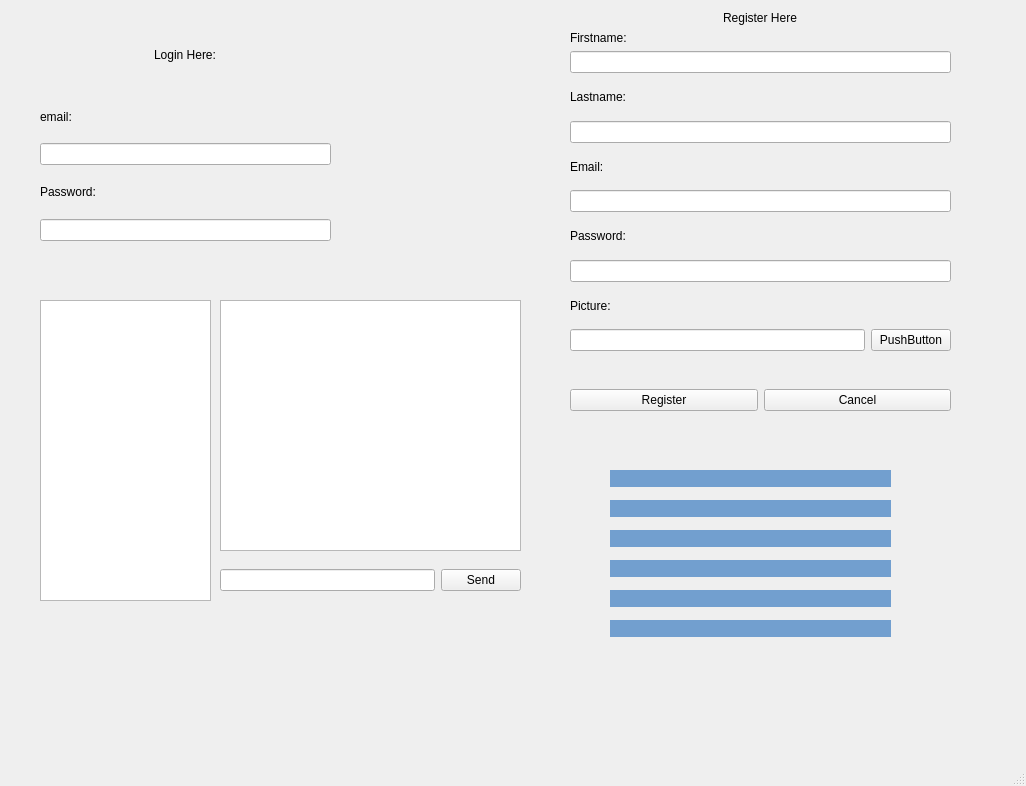
Above: chat_client_interface/chat_application.ui from Oluwasku/ASE_Chat_Application before the change. Below: the same form after it.
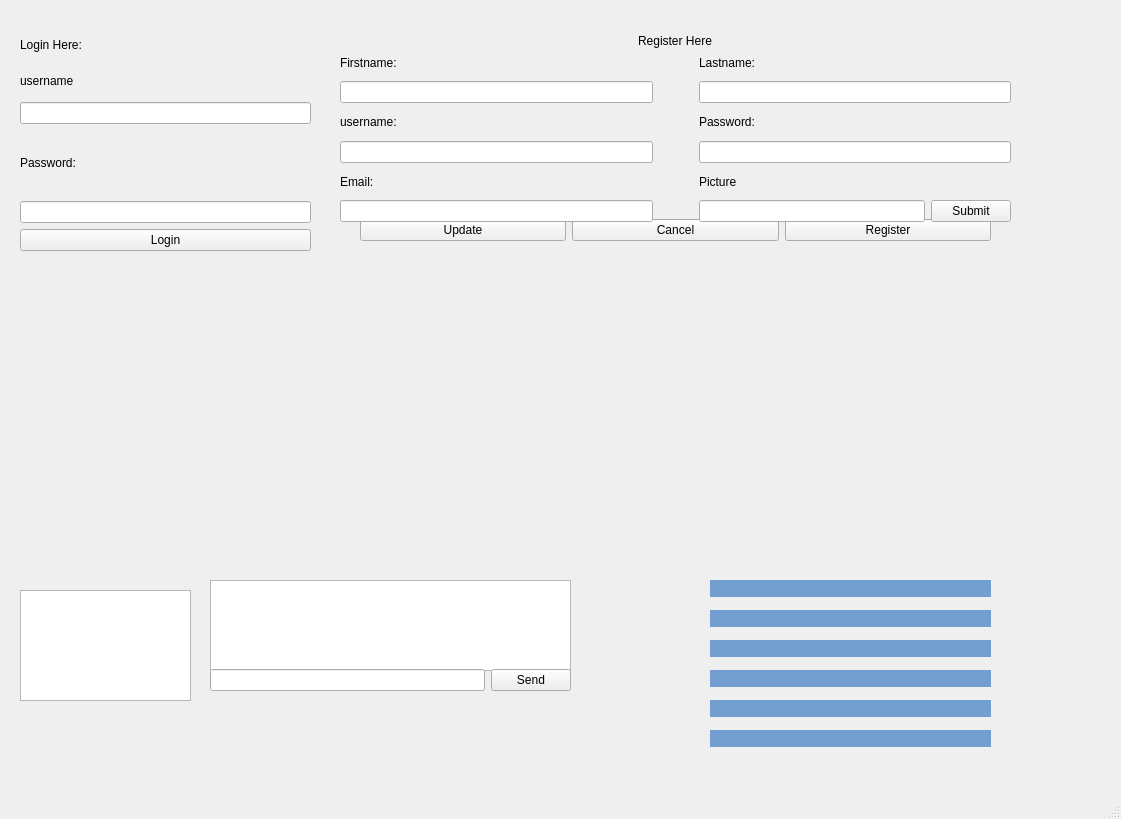
That is the form after the change.

Patch:
```diff
--- a/chat_client_interface/chat_application.ui
+++ b/chat_client_interface/chat_application.ui
@@ -6,136 +6,28 @@
    <rect>
     <x>0</x>
     <y>0</y>
-    <width>1026</width>
-    <height>786</height>
+    <width>1121</width>
+    <height>819</height>
    </rect>
   </property>
   <property name="windowTitle">
    <string>chat_application</string>
   </property>
   <widget class="QWidget" name="centralwidget">
-   <widget class="QWidget" name="verticalLayoutWidget_7">
-    <property name="geometry">
-     <rect>
-      <x>570</x>
-      <y>10</y>
-      <width>381</width>
-      <height>341</height>
-     </rect>
-    </property>
-    <layout class="QVBoxLayout" name="verticalLayout_7">
-     <item>
-      <layout class="QVBoxLayout" name="verticalLayout_2">
-       <item>
-        <layout class="QVBoxLayout" name="verticalLayout_8">
-         <item alignment="Qt::AlignHCenter">
-          <widget class="QLabel" name="label_6">
-           <property name="text">
-            <string>Register Here</string>
-           </property>
-          </widget>
-         </item>
-        </layout>
-       </item>
-       <item>
-        <widget class="QLabel" name="label">
-         <property name="text">
-          <string>Firstname:</string>
-         </property>
-        </widget>
-       </item>
-       <item>
-        <widget class="QLineEdit" name="lineEdit"/>
-       </item>
-      </layout>
-     </item>
-     <item>
-      <layout class="QVBoxLayout" name="verticalLayout">
-       <item>
-        <widget class="QLabel" name="label_2">
-         <property name="text">
-          <string>Lastname:</string>
-         </property>
-        </widget>
-       </item>
-       <item>
-        <widget class="QLineEdit" name="lineEdit_2"/>
-       </item>
-      </layout>
-     </item>
-     <item>
-      <layout class="QVBoxLayout" name="verticalLayout_3">
-       <item>
-        <layout class="QVBoxLayout" name="verticalLayout_5">
-         <item>
-          <widget class="QLabel" name="label_3">
-           <property name="text">
-            <string>Email:</string>
-           </property>
-          </widget>
-         </item>
-         <item>
-          <widget class="QLineEdit" name="lineEdit_3"/>
-         </item>
-        </layout>
-       </item>
-      </layout>
-     </item>
-     <item>
-      <layout class="QVBoxLayout" name="verticalLayout_4">
-       <item>
-        <widget class="QLabel" name="label_4">
-         <property name="text">
-          <string>Password:</string>
-         </property>
-        </widget>
-       </item>
-       <item>
-        <widget class="QLineEdit" name="lineEdit_4"/>
-       </item>
-      </layout>
-     </item>
-     <item>
-      <layout class="QVBoxLayout" name="verticalLayout_6">
-       <item>
-        <widget class="QLabel" name="label_5">
-         <property name="text">
-          <string>Picture:</string>
-         </property>
-        </widget>
-       </item>
-       <item>
-        <layout class="QHBoxLayout" name="horizontalLayout">
-         <item>
-          <widget class="QLineEdit" name="lineEdit_5"/>
-         </item>
-         <item>
-          <widget class="QPushButton" name="pushButton">
-           <property name="text">
-            <string>PushButton</string>
-           </property>
-          </widget>
-         </item>
-        </layout>
-       </item>
-      </layout>
-     </item>
-    </layout>
-   </widget>
    <widget class="QWidget" name="horizontalLayoutWidget_2">
     <property name="geometry">
      <rect>
-      <x>570</x>
-      <y>360</y>
-      <width>381</width>
-      <height>80</height>
+      <x>360</x>
+      <y>210</y>
+      <width>631</width>
+      <height>41</height>
      </rect>
     </property>
     <layout class="QHBoxLayout" name="horizontalLayout_2">
      <item>
-      <widget class="QPushButton" name="pushButton_3">
+      <widget class="QPushButton" name="pushButton_update">
        <property name="text">
-        <string>Register</string>
+        <string>Update</string>
        </property>
       </widget>
      </item>
@@ -146,13 +38,20 @@
        </property>
       </widget>
      </item>
+     <item>
+      <widget class="QPushButton" name="pushButton_register">
+       <property name="text">
+        <string>Register</string>
+       </property>
+      </widget>
+     </item>
     </layout>
    </widget>
    <widget class="QLabel" name="label_10">
     <property name="geometry">
      <rect>
-      <x>610</x>
-      <y>470</y>
+      <x>710</x>
+      <y>580</y>
       <width>281</width>
       <height>17</height>
      </rect>
@@ -167,8 +66,8 @@
    <widget class="QLabel" name="label_11">
     <property name="geometry">
      <rect>
-      <x>610</x>
-      <y>500</y>
+      <x>710</x>
+      <y>610</y>
       <width>281</width>
       <height>17</height>
      </rect>
@@ -183,8 +82,8 @@
    <widget class="QLabel" name="label_12">
     <property name="geometry">
      <rect>
-      <x>610</x>
-      <y>530</y>
+      <x>710</x>
+      <y>640</y>
       <width>281</width>
       <height>17</height>
      </rect>
@@ -199,8 +98,8 @@
    <widget class="QLabel" name="label_13">
     <property name="geometry">
      <rect>
-      <x>610</x>
-      <y>560</y>
+      <x>710</x>
+      <y>670</y>
       <width>281</width>
       <height>17</height>
      </rect>
@@ -215,8 +114,8 @@
    <widget class="QLabel" name="label_14">
     <property name="geometry">
      <rect>
-      <x>610</x>
-      <y>590</y>
+      <x>710</x>
+      <y>700</y>
       <width>281</width>
       <height>17</height>
      </rect>
@@ -231,8 +130,8 @@
    <widget class="QLabel" name="label_15">
     <property name="geometry">
      <rect>
-      <x>610</x>
-      <y>620</y>
+      <x>710</x>
+      <y>730</y>
       <width>281</width>
       <height>17</height>
      </rect>
@@ -247,30 +146,26 @@
    <widget class="QWidget" name="layoutWidget">
     <property name="geometry">
      <rect>
-      <x>40</x>
-      <y>20</y>
+      <x>20</x>
+      <y>30</y>
       <width>291</width>
       <height>221</height>
      </rect>
     </property>
     <layout class="QVBoxLayout" name="verticalLayout_12">
      <item>
-      <layout class="QVBoxLayout" name="verticalLayout_9">
-       <item alignment="Qt::AlignHCenter">
+      <layout class="QVBoxLayout" name="verticalLayout_13">
+       <item>
         <widget class="QLabel" name="label_9">
          <property name="text">
           <string>Login Here:</string>
          </property>
         </widget>
        </item>
-      </layout>
-     </item>
-     <item>
-      <layout class="QVBoxLayout" name="verticalLayout_13">
        <item>
         <widget class="QLabel" name="label_7">
          <property name="text">
-          <string>email:</string>
+          <string>username</string>
          </property>
         </widget>
        </item>
@@ -294,36 +189,44 @@
       </layout>
      </item>
      <item>
-      <layout class="QVBoxLayout" name="verticalLayout_11"/>
+      <layout class="QVBoxLayout" name="verticalLayout_11">
+       <item>
+        <widget class="QPushButton" name="pushButton_userlogin">
+         <property name="text">
+          <string>Login</string>
+         </property>
+        </widget>
+       </item>
+      </layout>
      </item>
     </layout>
    </widget>
    <widget class="QListView" name="listView">
     <property name="geometry">
      <rect>
-      <x>220</x>
-      <y>300</y>
-      <width>301</width>
-      <height>251</height>
+      <x>210</x>
+      <y>580</y>
+      <width>361</width>
+      <height>91</height>
      </rect>
     </property>
    </widget>
    <widget class="QListView" name="listView_2">
     <property name="geometry">
      <rect>
-      <x>40</x>
-      <y>300</y>
+      <x>20</x>
+      <y>590</y>
       <width>171</width>
-      <height>301</height>
+      <height>111</height>
      </rect>
     </property>
    </widget>
    <widget class="QWidget" name="horizontalLayoutWidget">
     <property name="geometry">
      <rect>
-      <x>220</x>
-      <y>560</y>
-      <width>301</width>
+      <x>210</x>
+      <y>660</y>
+      <width>361</width>
       <height>41</height>
      </rect>
     </property>
@@ -332,7 +235,7 @@
       <widget class="QLineEdit" name="lineEdit_8"/>
      </item>
      <item>
-      <widget class="QPushButton" name="pushButton_Login">
+      <widget class="QPushButton" name="pushButton_3">
        <property name="text">
         <string>Send</string>
        </property>
@@ -340,6 +243,164 @@
      </item>
     </layout>
    </widget>
+   <widget class="QWidget" name="horizontalLayoutWidget_3">
+    <property name="geometry">
+     <rect>
+      <x>340</x>
+      <y>50</y>
+      <width>671</width>
+      <height>172</height>
+     </rect>
+    </property>
+    <layout class="QHBoxLayout" name="horizontalLayout_4">
+     <item>
+      <layout class="QVBoxLayout" name="verticalLayout">
+       <item>
+        <layout class="QVBoxLayout" name="verticalLayout_20">
+         <item>
+          <widget class="QLabel" name="label">
+           <property name="text">
+            <string>Firstname:</string>
+           </property>
+          </widget>
+         </item>
+         <item>
+          <widget class="QLineEdit" name="lineEdit_firstname"/>
+         </item>
+        </layout>
+       </item>
+       <item>
+        <layout class="QVBoxLayout" name="verticalLayout_16">
+         <item>
+          <widget class="QLabel" name="label_16">
+           <property name="text">
+            <string>username:</string>
+           </property>
+          </widget>
+         </item>
+         <item>
+          <widget class="QLineEdit" name="lineEdit_username1"/>
+         </item>
+        </layout>
+       </item>
+       <item>
+        <layout class="QVBoxLayout" name="verticalLayout_17">
+         <item>
+          <widget class="QLabel" name="label_3">
+           <property name="text">
+            <string>Email:</string>
+           </property>
+          </widget>
+         </item>
+         <item>
+          <widget class="QLineEdit" name="lineEdit_email"/>
+         </item>
+        </layout>
+       </item>
+      </layout>
+     </item>
+     <item>
+      <spacer name="horizontalSpacer">
+       <property name="orientation">
+        <enum>Qt::Horizontal</enum>
+       </property>
+       <property name="sizeType">
+        <enum>QSizePolicy::Fixed</enum>
+       </property>
+       <property name="sizeHint" stdset="0">
+        <size>
+         <width>40</width>
+         <height>20</height>
+        </size>
+       </property>
+      </spacer>
+     </item>
+     <item>
+      <layout class="QHBoxLayout" name="horizontalLayout_5">
+       <item>
+        <layout class="QVBoxLayout" name="verticalLayout_4">
+         <item>
+          <layout class="QVBoxLayout" name="verticalLayout_21">
+           <item>
+            <widget class="QLabel" name="label_2">
+             <property name="text">
+              <string>Lastname:</string>
+             </property>
+            </widget>
+           </item>
+           <item>
+            <widget class="QLineEdit" name="lineEdit_lastname"/>
+           </item>
+          </layout>
+         </item>
+         <item>
+          <layout class="QVBoxLayout" name="verticalLayout_22">
+           <item>
+            <widget class="QLabel" name="label_4">
+             <property name="text">
+              <string>Password:</string>
+             </property>
+            </widget>
+           </item>
+           <item>
+            <widget class="QLineEdit" name="lineEdit_password_2"/>
+           </item>
+          </layout>
+         </item>
+         <item>
+          <layout class="QVBoxLayout" name="verticalLayout_3">
+           <item>
+            <layout class="QVBoxLayout" name="verticalLayout_2">
+             <item>
+              <widget class="QLabel" name="label_5">
+               <property name="text">
+                <string>Picture</string>
+               </property>
+              </widget>
+             </item>
+             <item>
+              <layout class="QHBoxLayout" name="horizontalLayout">
+               <item>
+                <widget class="QLineEdit" name="lineEdit_picture"/>
+               </item>
+               <item>
+                <widget class="QPushButton" name="pushButton">
+                 <property name="text">
+                  <string>Submit</string>
+                 </property>
+                </widget>
+               </item>
+              </layout>
+             </item>
+            </layout>
+           </item>
+          </layout>
+         </item>
+        </layout>
+       </item>
+      </layout>
+     </item>
+    </layout>
+   </widget>
+   <widget class="QWidget" name="layoutWidget">
+    <property name="geometry">
+     <rect>
+      <x>340</x>
+      <y>30</y>
+      <width>671</width>
+      <height>21</height>
+     </rect>
+    </property>
+    <layout class="QVBoxLayout" name="verticalLayout_8">
+     <item alignment="Qt::AlignHCenter">
+      <widget class="QLabel" name="label_6">
+       <property name="text">
+        <string>Register Here</string>
+       </property>
+      </widget>
+     </item>
+    </layout>
+   </widget>
   </widget>
   <widget class="QMenuBar" name="menubar">
    <property name="geometry">
```
Left out of the diff: 8 changed lines with no effect on the pictures.
